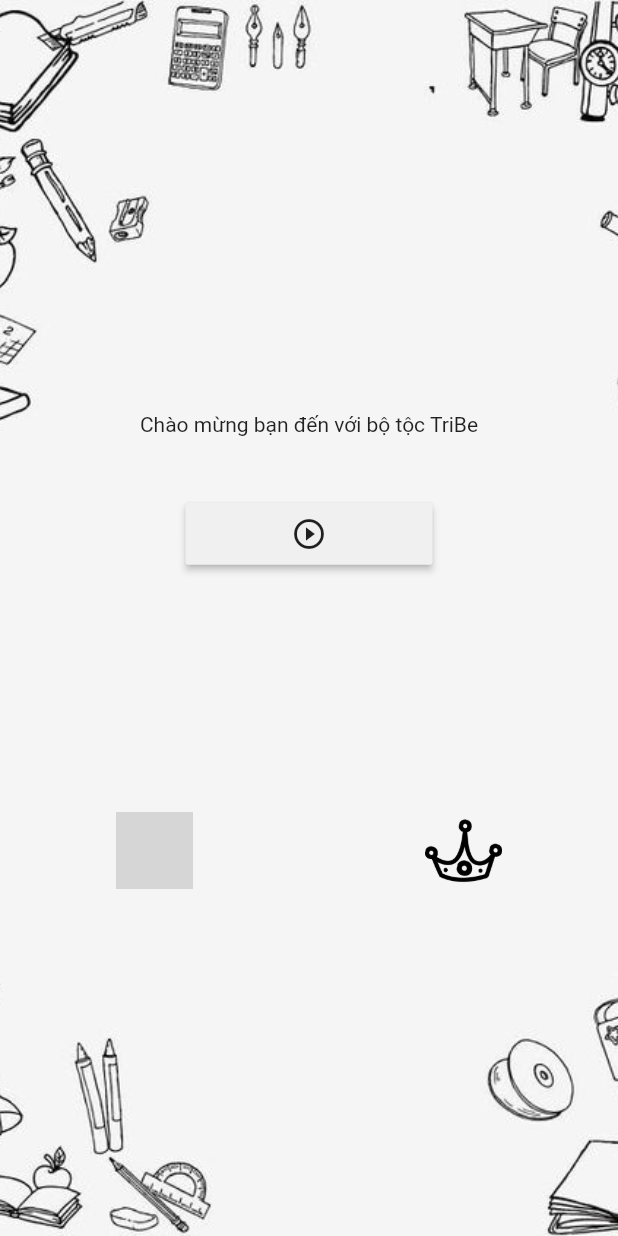
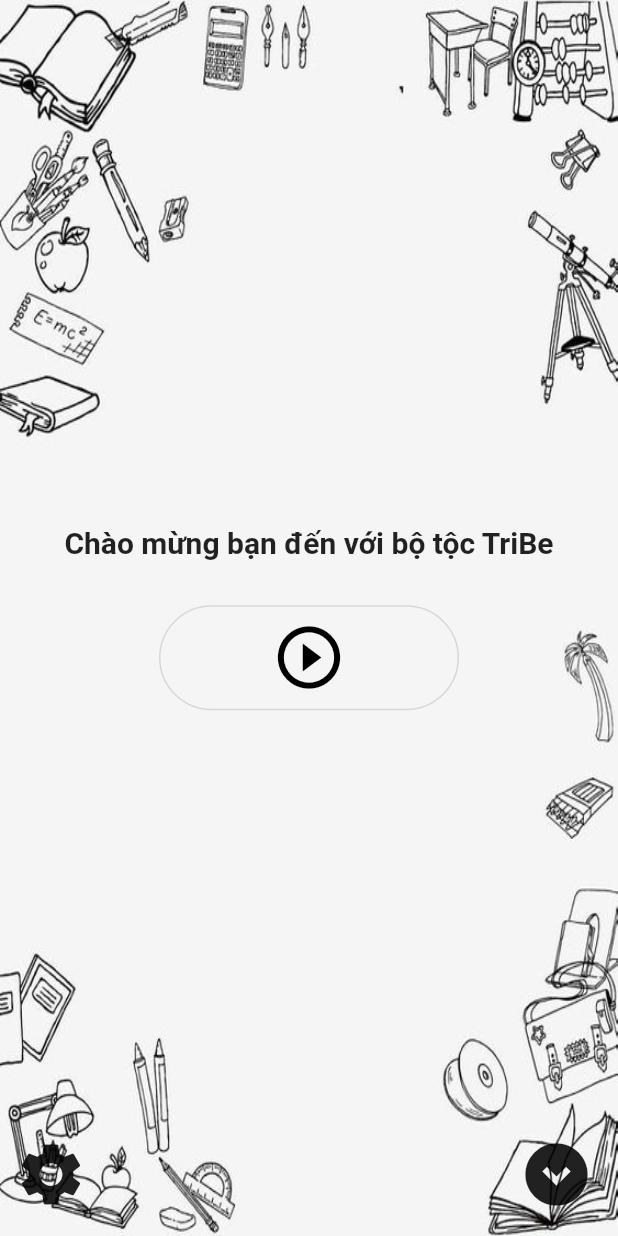
Before and after one commit to Mavviss/Tribe, a Flutter app: the Start screen opened directly, on a phone screen of 412 x 824 dp. Run offline on Flutter 3.47's test engine with Material 2 defaults, Android fonts, the phone set to English and light mode, and no system bars; our stand-ins replace flutter_svg, gradient_borders; project files that could hold a hidden picture were left out; grey boxes are pictures that could not be loaded.

Commit message:
add giao dien home

```diff
--- a/us01/doan/lib/main.dart
+++ b/us01/doan/lib/main.dart
@@ -1,3 +1,4 @@
+import 'package:doan/screen/Home.dart';
 import 'package:doan/screen/history.dart';
 import 'package:flutter/material.dart';
 import 'components/header_home.dart';
@@ -10,6 +11,6 @@ class MyApp extends StatelessWidget {
 
   @override
   Widget build(BuildContext context) {
-    return MaterialApp(debugShowCheckedModeBanner: false, home: History());
+    return MaterialApp(debugShowCheckedModeBanner: false, home: Start());
   }
 }
--- a/us01/doan/lib/screen/Home.dart
+++ b/us01/doan/lib/screen/Home.dart
@@ -1,3 +1,4 @@
+import 'package:doan/screen/Rank.dart';
 import 'package:flutter/material.dart';
 import './rank.dart';
 import './shop.dart';
@@ -14,64 +15,96 @@ class _StartState extends State<Start> {
   Widget build(BuildContext context) {
     final size = MediaQuery.of(context).size;
     return Scaffold(
+      floatingActionButton: Row(
+        mainAxisAlignment: MainAxisAlignment.spaceBetween,
+        children: <Widget>[
+          Padding(
+            padding: EdgeInsets.only(left: 25),
+            child: GestureDetector(
+              child: Icon(
+                Icons.settings,
+                size: 50,
+              ),
+              onTap: () {
+                Navigator.push(
+                  context,
+                  MaterialPageRoute(
+                    builder: ((context) =>
+                        const Shop()), // sửa lại đường dẫnnnnnn
+                  ),
+                );
+              },
+            ),
+          ),
+          Padding(
+            padding: EdgeInsets.only(left: 25),
+            child: GestureDetector(
+              child: Icon(
+                Icons
+                    .expand_circle_down, // hông biết dấu chấm thann keyword nàooooo
+                size: 50,
+              ),
+              onTap: () {
+                Navigator.push(
+                  context,
+                  MaterialPageRoute(
+                    builder: ((context) =>
+                        const Shop()), // sửa lại đường dẫnnnnnn
+                  ),
+                );
+              },
+            ),
+          ),
+        ],
+      ),
       body: SafeArea(
         child: Container(
           decoration: const BoxDecoration(
             image: DecorationImage(
-              image: AssetImage("images/background.jpg"), fit: BoxFit.cover),
+                image: AssetImage("images/background.jpg"), fit: BoxFit.fill),
           ),
           child: Center(
-          child: Column(children: [
+            child:
+                Column(mainAxisAlignment: MainAxisAlignment.center, children: [
+              Text(
+                'Chào mừng bạn đến với bộ tộc TriBe',
+                style: TextStyle(fontWeight: FontWeight.bold, fontSize: 20),
+              ),
+              SizedBox(height: 30),
               SizedBox(
-              height: size.height / 3,
-            ),
-            Text("Chào mừng bạn đến với bộ tộc TriBe"),
-            SizedBox(
-              height: size.height / 20,
-            ),
-            MaterialButton(
-              onPressed: (() {
+                height: 70,
+                width: 200,
+                child: OutlinedButton(
+                  onPressed: () {
                     Navigator.push(
                       context,
                       MaterialPageRoute(
-                    builder: (context) => const Picklevel(),
+                        builder: ((context) =>
+                            const Picklevel()), // sửa lại đường dẫnnnnnn
                       ),
                     );
-              }),
-              height: size.height / 20,
-              minWidth: size.height / 5,
-              color: const Color.fromRGBO(240, 240, 240, 1),
-              child: const Icon(Icons.play_circle_outline),
+                  },
+                  child: Icon(
+                    Icons.play_circle_outline_sharp,
+                    color: Colors.black,
+                    size: 50,
                   ),
-            Row(
-              mainAxisAlignment: MainAxisAlignment.spaceAround,
-              children: [
-                GestureDetector(
-                  onTap: () {
-                    Navigator.of(context).pushReplacement(MaterialPageRoute(
-                        builder: (BuildContext context) => const Shop()));
-                  },
-                  child: Image.asset(
-                    "images/Shop.png",
-                    width: size.width / 8,
+                  style: ButtonStyle(
+                    shape: MaterialStateProperty.all(
+                      RoundedRectangleBorder(
+                          side: BorderSide(
+                              color: Colors.black,
+                              width: 1,
+                              style: BorderStyle.solid),
+                          borderRadius: BorderRadius.circular(50)),
                     ),
                   ),
-                GestureDetector(
-                  onTap: () {
-                    Navigator.of(context).pushReplacement(MaterialPageRoute(
-                        builder: (BuildContext context) => const Rank()));
-                  },
-                  child: Image.asset(
-                    "images/Champion.png",
-                    height: size.height / 2.2,
-                    width: size.width / 8,
                 ),
-                ),
-              ],
-            ),
+              )
             ]),
           ),
         ),
-    ));
+      ),
+    );
   }
 }
```
Lines whose indentation alone changed are shown as unchanged.
